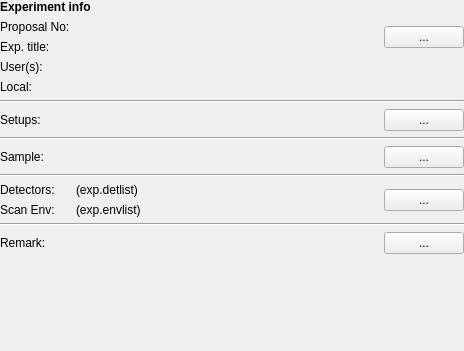
This is lib/nicos/clients/gui/panels/expinfo.ui in mlz-ictrl/nicos as Qt 5 draws it before an edit. The edited form follows.
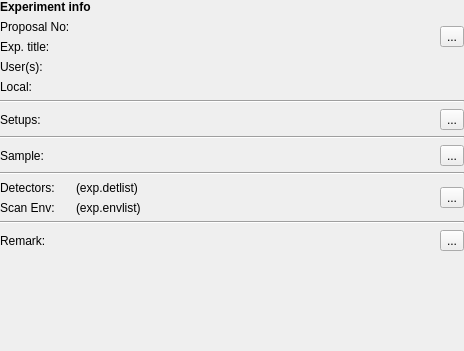
This is the edited form. Icons and pictures are not drawn. Custom widgets are drawn as their Qt base class.

Commit message:
gui expinfo panel: use QToolButton for the "..." buttons
This seems to get around the minimum size for a QPushButton.

Please test with your Qt styles, in my style any button with "..." as the text
shrinks to minimum width!

Patch:
```diff
--- a/lib/nicos/clients/gui/panels/expinfo.ui
+++ b/lib/nicos/clients/gui/panels/expinfo.ui
@@ -144,32 +144,6 @@
        </property>
       </widget>
      </item>
-     <item row="9" column="2" rowspan="2">
-      <widget class="QPushButton" name="detenvBtn">
-       <property name="sizePolicy">
-        <sizepolicy hsizetype="Fixed" vsizetype="Fixed">
-         <horstretch>0</horstretch>
-         <verstretch>0</verstretch>
-        </sizepolicy>
-       </property>
-       <property name="text">
-        <string>...</string>
-       </property>
-      </widget>
-     </item>
-     <item row="7" column="2">
-      <widget class="QPushButton" name="sampleBtn">
-       <property name="sizePolicy">
-        <sizepolicy hsizetype="Fixed" vsizetype="Fixed">
-         <horstretch>0</horstretch>
-         <verstretch>0</verstretch>
-        </sizepolicy>
-       </property>
-       <property name="text">
-        <string>...</string>
-       </property>
-      </widget>
-     </item>
      <item row="6" column="0" colspan="3">
       <widget class="Line" name="line">
        <property name="orientation">
@@ -235,32 +209,6 @@
        </property>
       </widget>
      </item>
-     <item row="5" column="2">
-      <widget class="QPushButton" name="setupBtn">
-       <property name="sizePolicy">
-        <sizepolicy hsizetype="Fixed" vsizetype="Fixed">
-         <horstretch>0</horstretch>
-         <verstretch>0</verstretch>
-        </sizepolicy>
-       </property>
-       <property name="text">
-        <string>...</string>
-       </property>
-      </widget>
-     </item>
-     <item row="0" column="2" rowspan="2">
-      <widget class="QPushButton" name="proposalBtn">
-       <property name="sizePolicy">
-        <sizepolicy hsizetype="Fixed" vsizetype="Fixed">
-         <horstretch>0</horstretch>
-         <verstretch>0</verstretch>
-        </sizepolicy>
-       </property>
-       <property name="text">
-        <string>...</string>
-       </property>
-      </widget>
-     </item>
      <item row="12" column="0">
       <widget class="QLabel" name="label_7">
        <property name="sizePolicy">
@@ -274,19 +222,6 @@
        </property>
       </widget>
      </item>
-     <item row="12" column="2">
-      <widget class="QPushButton" name="remarkBtn">
-       <property name="sizePolicy">
-        <sizepolicy hsizetype="Fixed" vsizetype="Fixed">
-         <horstretch>0</horstretch>
-         <verstretch>0</verstretch>
-        </sizepolicy>
-       </property>
-       <property name="text">
-        <string>...</string>
-       </property>
-      </widget>
-     </item>
      <item row="11" column="0" colspan="3">
       <widget class="Line" name="line_4">
        <property name="orientation">
@@ -294,6 +229,71 @@
        </property>
       </widget>
      </item>
+     <item row="0" column="2" rowspan="2">
+      <widget class="QToolButton" name="proposalBtn">
+       <property name="sizePolicy">
+        <sizepolicy hsizetype="Fixed" vsizetype="Fixed">
+         <horstretch>0</horstretch>
+         <verstretch>0</verstretch>
+        </sizepolicy>
+       </property>
+       <property name="text">
+        <string>...</string>
+       </property>
+      </widget>
+     </item>
+     <item row="5" column="2">
+      <widget class="QToolButton" name="setupBtn">
+       <property name="sizePolicy">
+        <sizepolicy hsizetype="Fixed" vsizetype="Fixed">
+         <horstretch>0</horstretch>
+         <verstretch>0</verstretch>
+        </sizepolicy>
+       </property>
+       <property name="text">
+        <string>...</string>
+       </property>
+      </widget>
+     </item>
+     <item row="7" column="2">
+      <widget class="QToolButton" name="sampleBtn">
+       <property name="sizePolicy">
+        <sizepolicy hsizetype="Fixed" vsizetype="Fixed">
+         <horstretch>0</horstretch>
+         <verstretch>0</verstretch>
+        </sizepolicy>
+       </property>
+       <property name="text">
+        <string>...</string>
+       </property>
+      </widget>
+     </item>
+     <item row="9" column="2" rowspan="2">
+      <widget class="QToolButton" name="detenvBtn">
+       <property name="sizePolicy">
+        <sizepolicy hsizetype="Fixed" vsizetype="Fixed">
+         <horstretch>0</horstretch>
+         <verstretch>0</verstretch>
+        </sizepolicy>
+       </property>
+       <property name="text">
+        <string>...</string>
+       </property>
+      </widget>
+     </item>
+     <item row="12" column="2">
+      <widget class="QToolButton" name="remarkBtn">
+       <property name="sizePolicy">
+        <sizepolicy hsizetype="Fixed" vsizetype="Fixed">
+         <horstretch>0</horstretch>
+         <verstretch>0</verstretch>
+        </sizepolicy>
+       </property>
+       <property name="text">
+        <string>...</string>
+       </property>
+      </widget>
+     </item>
     </layout>
    </item>
    <item>
```
